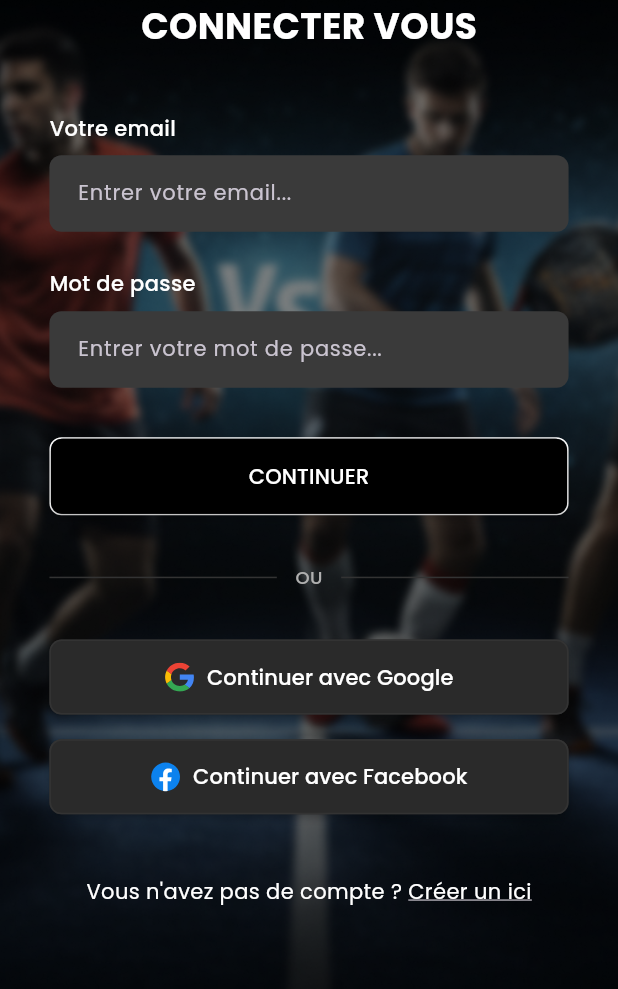
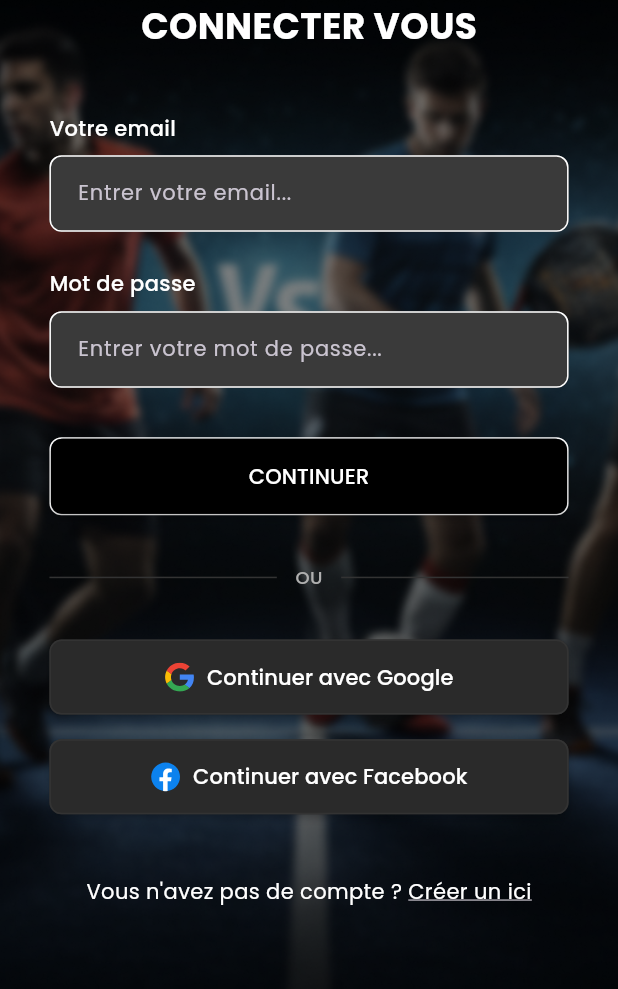
Before and after one commit to 01amine/central-club, a Flutter app: the LoginScreen screen opened by its route, on a phone screen of 412 x 824 dp, the part 247-1236 px from its top. Run offline on Flutter 3.47's test engine with Material 3 defaults, Android fonts, the phone set to English and light mode, and no system bars; our stand-ins replace bloc, connectivity_plus, dartz, dio, equatable, flutter_bloc and 8 more; accounts and stored records are empty.

Commit message:
ui enhaced

```diff
--- a/lib/features/auth/presentation/screens/login_screen.dart
+++ b/lib/features/auth/presentation/screens/login_screen.dart
@@ -28,7 +28,11 @@ class _LoginScreenState extends State<LoginScreen> {
 
   @override
   Widget build(BuildContext context) {
-    return Scaffold(
+    return GestureDetector(
+      onTap: () {
+        FocusScope.of(context).unfocus();
+      },
+      child: Scaffold(
         body: Stack(
           children: [
             // Background image
@@ -218,8 +222,8 @@ class _LoginScreenState extends State<LoginScreen> {
                           },
                           child: Text(
                             "Créer un ici",
-                          style:
-                              AppTheme.darkTheme.textTheme.bodyMedium!.copyWith(
+                            style: AppTheme.darkTheme.textTheme.bodyMedium!
+                                .copyWith(
                               decoration: TextDecoration.underline,
                             ),
                           ),
@@ -233,6 +237,7 @@ class _LoginScreenState extends State<LoginScreen> {
             ),
           ],
         ),
+      ),
     );
   }
 }
--- a/lib/features/auth/presentation/widgets/text_field.dart
+++ b/lib/features/auth/presentation/widgets/text_field.dart
@@ -29,17 +29,18 @@ class MyTextField extends StatelessWidget {
         fillColor: AppTheme.accentColor,
         border: OutlineInputBorder(
           borderRadius: BorderRadius.circular(8),
-          borderSide: BorderSide.none,
+          borderSide: BorderSide(color: AppTheme.primaryTextColor, width: 1),
         ),
         enabledBorder: OutlineInputBorder(
           borderRadius: BorderRadius.circular(8),
-          borderSide: BorderSide.none,
+          borderSide: BorderSide(color: AppTheme.primaryTextColor, width: 1),
         ),
         focusedBorder: OutlineInputBorder(
           borderRadius: BorderRadius.circular(8),
           borderSide: BorderSide(color: AppTheme.buttonColor, width: 2),
         ),
-        contentPadding: const EdgeInsets.symmetric(vertical: 15, horizontal: 15),
+        contentPadding:
+            const EdgeInsets.symmetric(vertical: 15, horizontal: 15),
       ),
     );
   }
```
Also changed, not shown: lib/features/auth/presentation/screens/signup_screen.dart (+15 -7 lines). Lines whose indentation alone changed are shown as unchanged.
